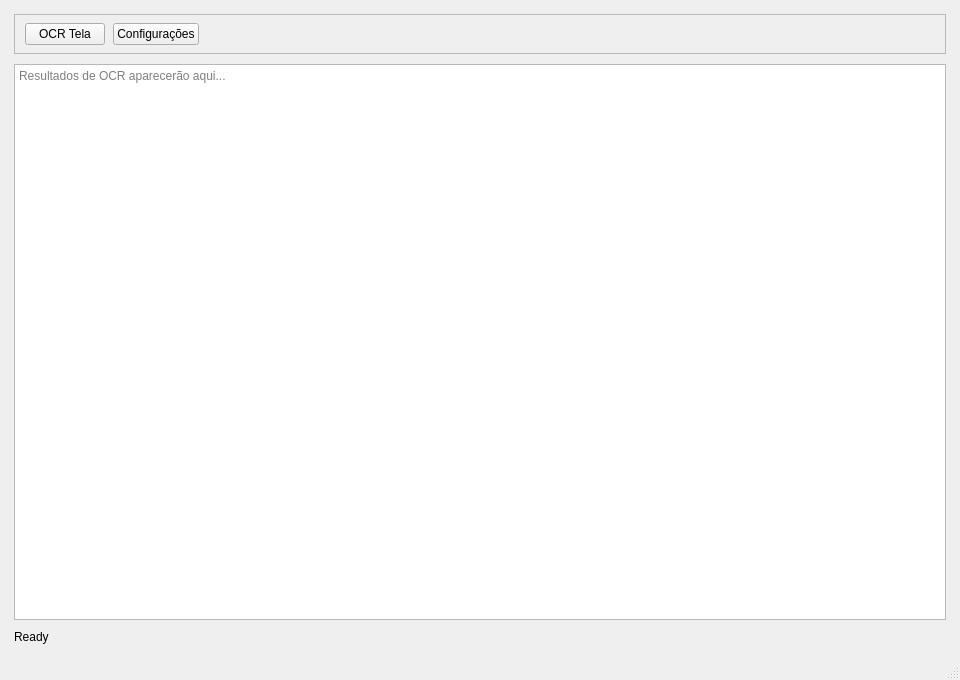
Old version of the form ui/MainWindow.ui in the repository Yurigo1793/Atlas-Hub.
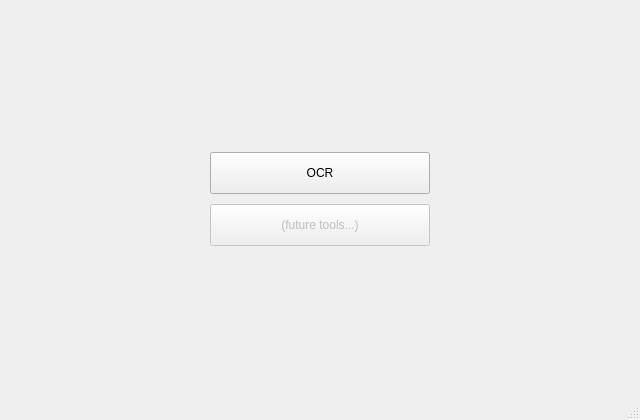
New version of the form.

```diff
--- a/ui/MainWindow.ui
+++ b/ui/MainWindow.ui
@@ -6,70 +6,81 @@
    <rect>
     <x>0</x>
     <y>0</y>
-    <width>960</width>
-    <height>680</height>
+    <width>640</width>
+    <height>420</height>
    </rect>
   </property>
   <property name="windowTitle">
    <string>AtlasHub</string>
   </property>
   <widget class="QWidget" name="centralwidget">
-   <layout class="QVBoxLayout" name="mainLayout">
-    <property name="leftMargin">
-     <number>14</number>
-    </property>
-    <property name="topMargin">
-     <number>14</number>
-    </property>
-    <property name="rightMargin">
-     <number>14</number>
-    </property>
-    <property name="bottomMargin">
-     <number>14</number>
-    </property>
-    <property name="spacing">
-     <number>10</number>
-    </property>
+   <layout class="QVBoxLayout" name="verticalLayout">
+    <item>
+     <spacer name="topSpacer">
+      <property name="orientation">
+       <enum>Qt::Vertical</enum>
+      </property>
+      <property name="sizeHint" stdset="0">
+       <size>
+        <width>20</width>
+        <height>40</height>
+       </size>
+      </property>
+     </spacer>
+    </item>
     <item>
-     <widget class="QFrame" name="toolbarFrame">
-      <property name="frameShape">
-       <enum>QFrame::StyledPanel</enum>
-      </property>
-      <property name="frameShadow">
-       <enum>QFrame::Raised</enum>
-      </property>
-      <layout class="QHBoxLayout" name="toolbarLayout">
-       <property name="leftMargin">
-        <number>10</number>
-       </property>
-       <property name="topMargin">
-        <number>8</number>
-       </property>
-       <property name="rightMargin">
-        <number>10</number>
-       </property>
-       <property name="bottomMargin">
-        <number>8</number>
-       </property>
+     <layout class="QHBoxLayout" name="centerLayout">
+      <item>
+       <spacer name="leftSpacer">
+        <property name="orientation">
+         <enum>Qt::Horizontal</enum>
+        </property>
+        <property name="sizeHint" stdset="0">
+         <size>
+          <width>40</width>
+          <height>20</height>
+         </size>
+        </property>
+       </spacer>
+      </item>
+      <item>
+       <layout class="QVBoxLayout" name="toolsLayout">
        <property name="spacing">
-        <number>8</number>
+         <number>10</number>
        </property>
        <item>
         <widget class="QPushButton" name="ocrButton">
+          <property name="minimumSize">
+           <size>
+            <width>220</width>
+            <height>42</height>
+           </size>
+          </property>
          <property name="text">
-          <string>OCR Tela</string>
+           <string>OCR</string>
          </property>
         </widget>
        </item>
        <item>
-        <widget class="QPushButton" name="settingsButton">
+         <widget class="QPushButton" name="futureToolsButton">
+          <property name="enabled">
+           <bool>false</bool>
+          </property>
+          <property name="minimumSize">
+           <size>
+            <width>220</width>
+            <height>42</height>
+           </size>
+          </property>
          <property name="text">
-          <string>Configurações</string>
+           <string>(future tools...)</string>
          </property>
         </widget>
        </item>
+       </layout>
+      </item>
        <item>
-        <spacer name="toolbarSpacer">
+       <spacer name="rightSpacer">
          <property name="orientation">
           <enum>Qt::Horizontal</enum>
          </property>
@@ -82,24 +93,19 @@
         </spacer>
        </item>
       </layout>
-     </widget>
     </item>
     <item>
-     <widget class="QTextEdit" name="ocrResultTextEdit">
-      <property name="placeholderText">
-       <string>Resultados de OCR aparecerão aqui...</string>
+     <spacer name="bottomSpacer">
+      <property name="orientation">
+       <enum>Qt::Vertical</enum>
       </property>
-     </widget>
-    </item>
-    <item>
-     <widget class="QLabel" name="statusLabel">
-      <property name="text">
-       <string>Ready</string>
+      <property name="sizeHint" stdset="0">
+       <size>
+        <width>20</width>
+        <height>40</height>
+       </size>
       </property>
-      <property name="alignment">
-       <set>Qt::AlignLeft|Qt::AlignVCenter</set>
-      </property>
-     </widget>
+     </spacer>
     </item>
    </layout>
   </widget>
```
Lines whose indentation alone changed are shown as unchanged.
